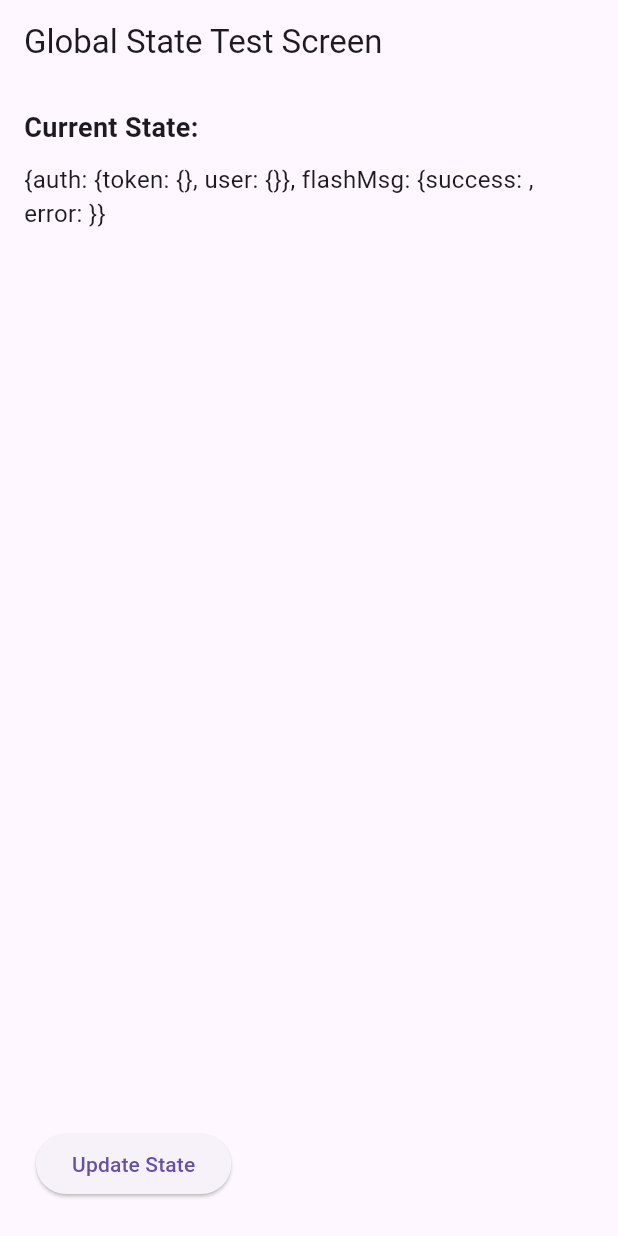
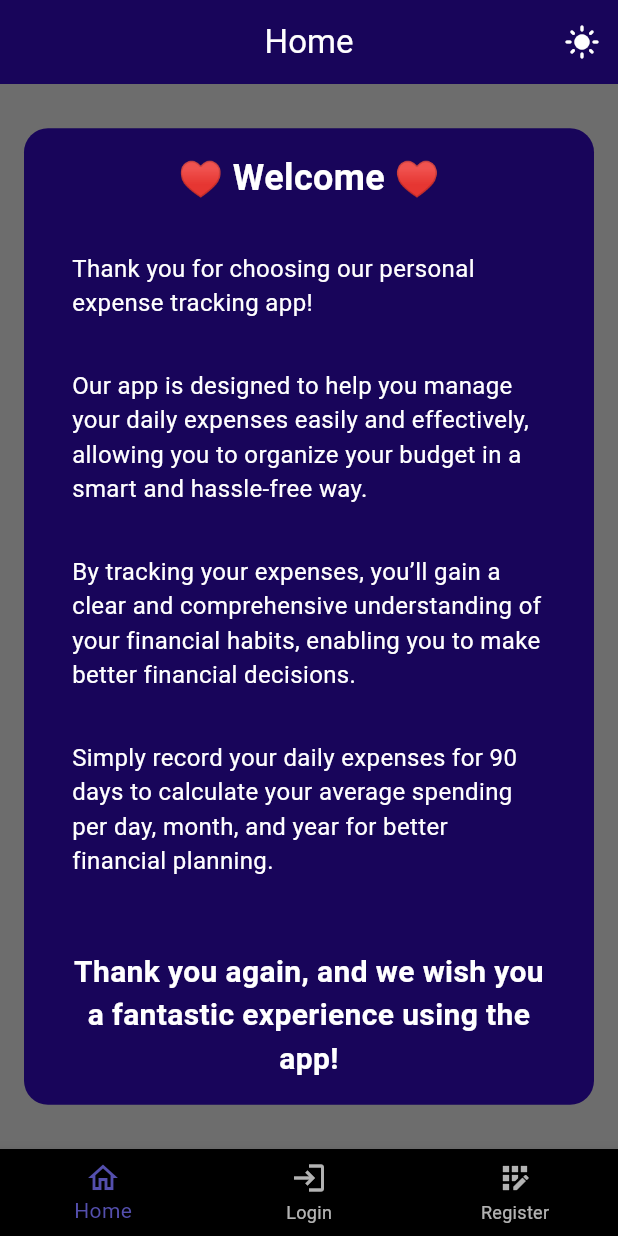
Before and after one commit to AliRedaGomaa01/expense-tracer-flutter, a Flutter app: the screen it shows after launch, on a phone screen of 412 x 824 dp. Run offline on Flutter 3.47's test engine with Material 3 defaults, Android fonts, the phone set to English and light mode, and no system bars; our stand-ins replace flutter_riverpod, shared_preferences.

Commit message:
make the layout

```diff
--- /dev/null
+++ b/lib/constants/layout_constants.dart
@@ -0,0 +1,87 @@
+import 'package:expense_tracker/screens/expense/expense.dart';
+import 'package:expense_tracker/screens/home/home.dart';
+import 'package:expense_tracker/screens/login/login.dart';
+import 'package:expense_tracker/screens/profile/profile.dart';
+import 'package:expense_tracker/screens/register/register.dart';
+import 'package:flutter/material.dart';
+
+const Map<String, dynamic> home = {
+  'label': 'Home',
+  'icon': Icon(Icons.home_outlined),
+  'widget': Home()
+};
+
+const Map<String, List<Map<String, dynamic>>> screenInfo = {
+  'guest': [
+    home,
+    {
+      'label': 'Login',
+      'icon': Icon(Icons.login),
+      'widget': Login(),
+    },
+    {
+      'label': 'Register',
+      'icon': Icon(Icons.app_registration_outlined),
+      'widget': Register(),
+    },
+  ],
+  'auth': [
+    home,
+    {
+      'label': 'Expense',
+      'icon': Icon(Icons.attach_money_outlined),
+      'widget': Expense(),
+    },
+    {
+      'label': 'Profile',
+      'icon': Icon(Icons.person_outline),
+      'widget': Profile(),
+    },
+  ],
+};
+
+const lightColorScheme = ColorScheme(
+  brightness: Brightness.light,
+  primary: Color.fromARGB(255, 127, 205, 250),
+  onPrimary: Colors.white,
+  secondary: Color.fromARGB(255, 221, 235, 247),
+  onSecondary: Colors.white,
+  error: Colors.red,
+  onError: Colors.white,
+  background: Colors.white,
+  onBackground: Colors.black,
+  surface: Color.fromARGB(255, 237, 237, 237),
+  onSurface: Colors.black,
+);
+
+const darkColorScheme = ColorScheme(
+  brightness: Brightness.dark,
+  primary: Color.fromARGB(255, 24, 5, 90),
+  onPrimary: Colors.black,
+  secondary: Color.fromRGBO(84, 79, 173, 1),
+  onSecondary: Colors.black,
+  error: Colors.red,
+  onError: Colors.black,
+  background: Colors.black,
+  onBackground: Colors.white,
+  surface: Color.fromARGB(255, 109, 109, 109),
+  onSurface: Colors.white,
+);
+
+final lightTheme = ThemeData(
+  colorScheme: lightColorScheme,
+  useMaterial3: true, // Optional: Use Material 3 design
+  appBarTheme: AppBarTheme(
+    backgroundColor: lightColorScheme.primary,
+    foregroundColor: lightColorScheme.onPrimary,
+  ),
+);
+
+final darkTheme = ThemeData(
+  colorScheme: darkColorScheme,
+  useMaterial3: true, // Optional: Use Material 3 design
+  appBarTheme: AppBarTheme(
+    backgroundColor: darkColorScheme.primary,
+    foregroundColor: darkColorScheme.onPrimary,
+  ),
+);
--- /dev/null
+++ b/lib/layouts/my_app.dart
@@ -0,0 +1,75 @@
+import 'package:expense_tracker/constants/layout_constants.dart';
+import 'package:expense_tracker/layouts/partials/nav_items.dart';
+import 'package:expense_tracker/screens/home/home.dart';
+import 'package:flutter/material.dart';
+import 'package:flutter_riverpod/flutter_riverpod.dart';
+import 'package:expense_tracker/providers/global_state_provider.dart';
+
+class MyApp extends ConsumerWidget {
+  const MyApp({super.key});
+
+  @override
+  Widget build(BuildContext context, WidgetRef ref) {
+    // Watch the current state of the global state
+    final globalState = ref.watch(globalStateNotifierProvider);
+    // Get access to the GlobalStateNotifier to modify the state
+    final globalStateNotifier = ref.read(globalStateNotifierProvider.notifier);
+
+    globalStateNotifier.loadInitialState();
+
+    return MaterialApp(
+      debugShowCheckedModeBanner: false,
+      theme: lightTheme,
+      darkTheme: darkTheme,
+      themeMode: globalState['isLight'] ? ThemeMode.light : ThemeMode.dark,
+      home: Scaffold(
+        appBar: AppBar(
+          title: Text(
+            screenInfo[globalState['status']]?[globalState['selectedTabIndex']]
+                    ['label'] ??
+                'Expense Tracker',
+            style: TextStyle(
+              color: globalState['isLight'] ? Colors.black : Colors.white,
+            ),
+          ),
+          centerTitle: true,
+          elevation: 0,
+          actions: [
+            IconButton(
+              icon: Icon(
+                globalState['isLight'] ? Icons.dark_mode : Icons.light_mode,
+                color: globalState['isLight'] ? Colors.black : Colors.white,
+              ),
+              onPressed: () {
+                globalStateNotifier
+                    .updateGlobalState({'isLight': !globalState['isLight']});
+              },
+            )
+          ],
+        ),
+        body: Padding(
+          padding: const EdgeInsets.all(16.0),
+          child: Center(
+            child: SingleChildScrollView(
+              child: Container(
+                constraints: BoxConstraints(maxWidth: 600),
+                decoration: BoxDecoration(
+                  color: globalState['isLight']
+                      ? lightColorScheme.primary
+                      : darkColorScheme.primary,
+                  borderRadius: BorderRadius.all(Radius.circular(16.0)),
+                ),
+                padding: const EdgeInsets.symmetric(
+                    horizontal: 32.0, vertical: 16.0),
+                child: screenInfo[globalState['status']]
+                        ?[globalState['selectedTabIndex']]['widget'] ??
+                    Home(),
+              ),
+            ),
+          ),
+        ),
+        bottomNavigationBar: NavItems(),
+      ),
+    );
+  }
+}
--- /dev/null
+++ b/lib/layouts/partials/nav_items.dart
@@ -0,0 +1,42 @@
+import 'package:expense_tracker/constants/layout_constants.dart';
+import 'package:flutter/material.dart';
+import 'package:flutter_riverpod/flutter_riverpod.dart';
+import 'package:expense_tracker/providers/global_state_provider.dart';
+
+class NavItems extends ConsumerWidget {
+  const NavItems({super.key});
+
+  @override
+  Widget build(BuildContext context, WidgetRef ref) {
+    final globalState = ref.watch(globalStateNotifierProvider);
+    // Get access to the GlobalStateNotifier to modify the state
+    final globalStateNotifier = ref.read(globalStateNotifierProvider.notifier);
+
+    void selectPage(int index) {
+      globalStateNotifier.updateGlobalState({'selectedTabIndex': index});
+    }
+
+    return BottomNavigationBar(
+      onTap: selectPage,
+      type: BottomNavigationBarType.fixed,
+      backgroundColor: globalState['isLight']
+          ? lightColorScheme.onPrimary
+          : darkColorScheme.onPrimary,
+      currentIndex: globalState['selectedTabIndex'] ?? 0,
+      items: [
+        BottomNavigationBarItem(
+          icon: screenInfo[globalState['status']]?[0]['icon'],
+          label: screenInfo[globalState['status']]?[0]['label'],
+        ),
+        BottomNavigationBarItem(
+          icon: screenInfo[globalState['status']]?[1]['icon'],
+          label: screenInfo[globalState['status']]?[1]['label'],
+        ),
+        BottomNavigationBarItem(
+          icon: screenInfo[globalState['status']]?[2]['icon'],
+          label: screenInfo[globalState['status']]?[2]['label'],
+        ),
+      ],
+    );
+  }
+}
--- a/lib/main.dart
+++ b/lib/main.dart
@@ -1,85 +1,9 @@
 import 'package:flutter/material.dart';
+import 'package:expense_tracker/layouts/my_app.dart';
 import 'package:flutter_riverpod/flutter_riverpod.dart';
-import 'providers/global_state_provider.dart';
 
 void main() {
   WidgetsFlutterBinding.ensureInitialized();
 
   runApp(ProviderScope(child: MyApp()));
 }
-
-class MyApp extends ConsumerWidget {
-  const MyApp({super.key});
-
-  @override
-  Widget build(BuildContext context, WidgetRef ref) {
-    // Get access to the GlobalStateNotifier to modify the state
-    final globalStateNotifier = ref.read(globalStateNotifierProvider.notifier);
-
-    globalStateNotifier.loadInitialState();
-
-    return MaterialApp(
-      home: TestScreen(),
-    );
-  }
-}
-
-class TestScreen extends ConsumerWidget {
-  const TestScreen({super.key});
-  @override
-  Widget build(BuildContext context, WidgetRef ref) {
-    // Watch the current state of the global state
-    final globalState = ref.watch(globalStateNotifierProvider);
-    // Get access to the GlobalStateNotifier to modify the state
-    final globalStateNotifier = ref.read(globalStateNotifierProvider.notifier);
-
-    return Scaffold(
-      appBar: AppBar(
-        title: Text('Global State Test Screen'),
-      ),
-      body: Padding(
-        padding: const EdgeInsets.all(16.0),
-        child: Column(
-          crossAxisAlignment: CrossAxisAlignment.start,
-          children: [
-            Text(
-              'Current State:',
-              style: TextStyle(fontSize: 18, fontWeight: FontWeight.bold),
-            ),
-            SizedBox(height: 10),
-            // Display the current global state
-            Expanded(
-              child: SingleChildScrollView(
-                child: Text(
-                  globalState.toString(),
-                  style: TextStyle(fontSize: 16),
-                ),
-              ),
-            ),
-            SizedBox(height: 20),
-            // Button to modify the global state
-            Padding(
-              padding: const EdgeInsets.all(8.0),
-              child: ElevatedButton(
-                onPressed: () {
-                  // Update the global state when the button is pressed
-                  globalStateNotifier.updateGlobalState({
-                    'auth': {
-                      'user': {'name': 'John Doe'},
-                      'token': {
-                        'text': '',
-                        'expires_at':
-                            DateTime.now().add(Duration(days: 1)).toString(),
-                      },
-                    }
-                  });
-                },
-                child: Text('Update State'),
-              ),
-            ),
-          ],
-        ),
-      ),
-    );
-  }
-}
--- a/lib/providers/global_state_provider.dart
+++ b/lib/providers/global_state_provider.dart
@@ -1,4 +1,5 @@
 import 'dart:convert';
+import 'package:flutter/material.dart';
 import 'package:flutter_riverpod/flutter_riverpod.dart';
 import 'package:shared_preferences/shared_preferences.dart';
 
@@ -15,14 +16,15 @@ class GlobalStateNotifier extends StateNotifier<Map<String, dynamic>> {
       'success': "",
       'error': "",
     },
+    'status': 'guest',
+    'selectedTabIndex': 0,
+    'isLight': false,
   };
 
   Future<void> loadInitialState() async {
     final prefs = await SharedPreferences.getInstance();
 
     final String? auth = prefs.getString('auth');
-
-    print(auth);
 
     final Map authMap = auth != null
         ? jsonDecode(auth)
--- /dev/null
+++ b/lib/screens/expense/expense.dart
@@ -0,0 +1,11 @@
+
+import 'package:flutter/material.dart';
+
+class Expense extends StatelessWidget {
+  const Expense({super.key});
+
+  @override
+  Widget build(BuildContext context) {
+    return Center(child: Text('Expense'),);
+  }
+}
--- /dev/null
+++ b/lib/screens/home/home.dart
@@ -0,0 +1,59 @@
+import 'package:flutter/material.dart';
+
+class Home extends StatelessWidget {
+  const Home({super.key});
+
+  @override
+  Widget build(BuildContext context) {
+    return Column(
+      crossAxisAlignment: CrossAxisAlignment.center,
+      children: [
+        Text(
+          '♥ Welcome ♥',
+          textAlign: TextAlign.center,
+          style: TextStyle(
+            fontSize: 24,
+            fontWeight: FontWeight.bold,
+          ),
+        ),
+        const SizedBox(height: 32),
+        Text(
+          'Thank you for choosing our personal expense tracking app!',
+          style: TextStyle(
+            fontSize: 16,
+          ),
+        ),
+        const SizedBox(height: 32),
+        Text(
+          'Our app is designed to help you manage your daily expenses easily and effectively, allowing you to organize your budget in a smart and hassle-free way.',
+          style: TextStyle(
+            fontSize: 16,
+          ),
+        ),
+        const SizedBox(height: 32),
+        Text(
+          'By tracking your expenses, you’ll gain a clear and comprehensive understanding of your financial habits, enabling you to make better financial decisions.',
+          style: TextStyle(
+            fontSize: 16,
+          ),
+        ),
+        const SizedBox(height: 32),
+        Text(
+          'Simply record your daily expenses for 90 days to calculate your average spending per day, month, and year for better financial planning.',
+          style: TextStyle(
+            fontSize: 16,
+          ),
+        ),
+        const SizedBox(height: 48),
+        Text(
+          'Thank you again, and we wish you a fantastic experience using the app!',
+          textAlign: TextAlign.center,
+          style: TextStyle(
+            fontSize: 20,
+            fontWeight: FontWeight.w600,
+          ),
+        ),
+      ],
+    );
+  }
+}
--- /dev/null
+++ b/lib/screens/login/login.dart
@@ -0,0 +1,11 @@
+
+import 'package:flutter/material.dart';
+
+class Login extends StatelessWidget {
+  const Login({super.key});
+
+  @override
+  Widget build(BuildContext context) {
+    return Center(child: Text('Login'),);
+  }
+}
--- /dev/null
+++ b/lib/screens/profile/profile.dart
@@ -0,0 +1,11 @@
+
+import 'package:flutter/material.dart';
+
+class Profile extends StatelessWidget {
+  const Profile({super.key});
+
+  @override
+  Widget build(BuildContext context) {
+    return Center(child: Text('Profile'),);
+  }
+}
--- /dev/null
+++ b/lib/screens/register/register.dart
@@ -0,0 +1,12 @@
+import 'package:flutter/material.dart';
+
+class Register extends StatelessWidget {
+  const Register({super.key});
+
+  @override
+  Widget build(BuildContext context) {
+    return Center(
+      child: Text('Register'),
+    );
+  }
+}
```
